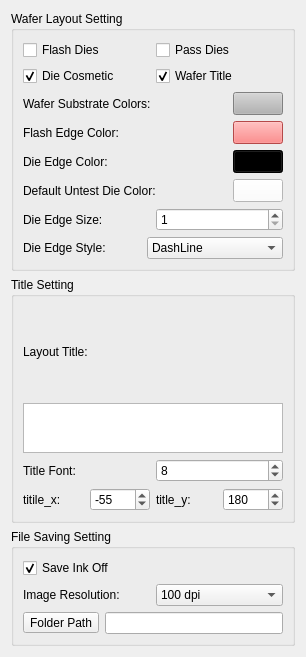
Above: UI/setting_dialog.ui from qiujian3328103/pySortMap before the change. Below: the same form after it.
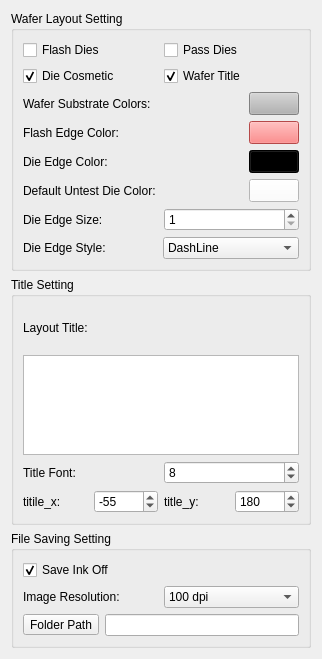
That is the form after the change.

Diff of the .ui file:
```diff
--- a/UI/setting_dialog.ui
+++ b/UI/setting_dialog.ui
@@ -6,8 +6,8 @@
    <rect>
     <x>0</x>
     <y>0</y>
-    <width>306</width>
-    <height>657</height>
+    <width>322</width>
+    <height>659</height>
    </rect>
   </property>
   <property name="windowTitle">
@@ -281,7 +281,7 @@
           <property name="maximumSize">
            <size>
             <width>16777215</width>
-            <height>50</height>
+            <height>100</height>
            </size>
           </property>
          </widget>
```
